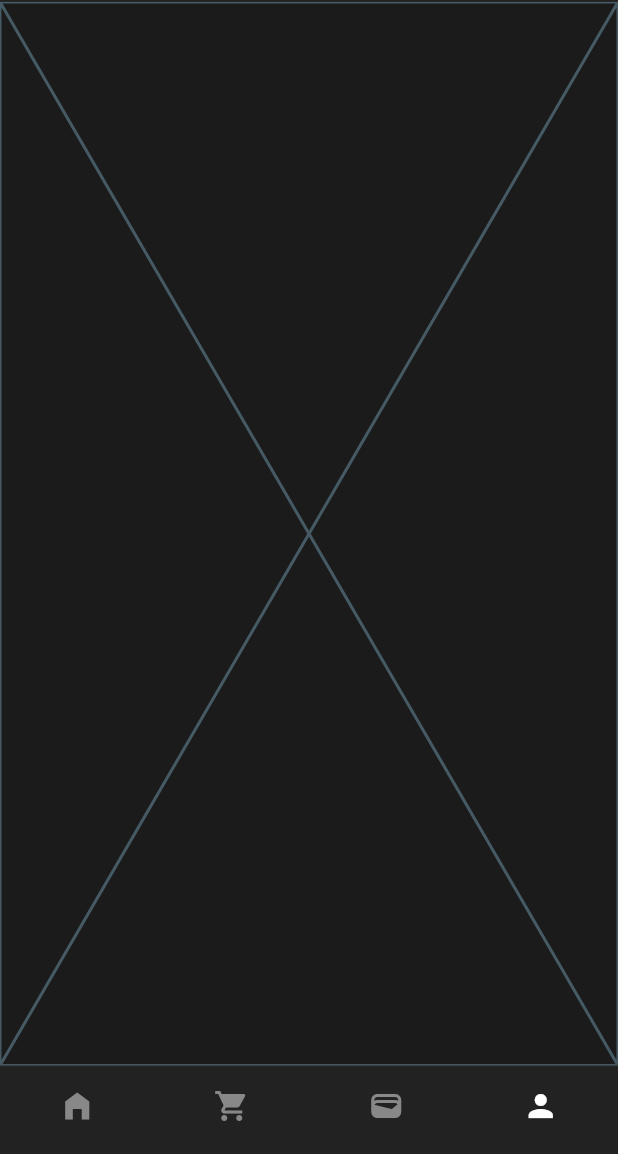
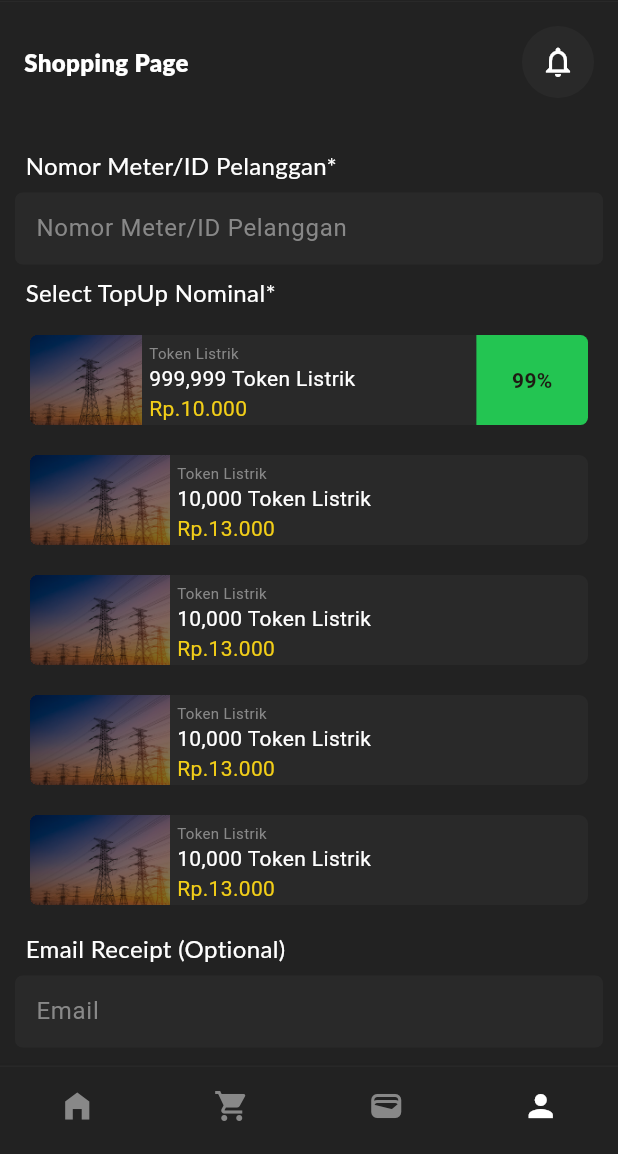
Before and after one commit to airon-main/airpay-finance-app, a Flutter app: the screen it shows after launch, item 4 of the bottom bar chosen, on a phone screen of 412 x 824 dp, the part 82-1236 px from its top. Run offline on Flutter 3.47's test engine with Material 2 defaults, Android fonts, the phone set to English and light mode, and no system bars; our stand-ins replace flutter_masked_text2, get; Roboto replaces fonts that are missing (Lato).

Commit message:
Style: [AP] Style payment Page

```diff
--- /dev/null
+++ b/lib/pages/Shopping Page/Payment Page/electricPage.dart
@@ -0,0 +1,143 @@
+import 'package:flutter/material.dart';
+import 'package:air_pay/widgets/custom.dart';
+import 'package:air_pay/pages/Shopping Page/komponen/Component.dart';
+
+class electricPage extends StatefulWidget {
+  const electricPage({Key? key}) : super(key: key);
+
+  @override
+  State<electricPage> createState() => _electricPageState();
+}
+
+class _electricPageState extends State<electricPage> {
+  @override
+  Widget build(BuildContext context) {
+    final size = MediaQuery.of(context).size;
+    final padSize = 16.0;
+
+    return Scaffold(
+        appBar: PreferredSize(
+          preferredSize:
+          Size.fromHeight(size.width * (padSize * 5 / size.width)),
+          child: Container(
+            color: AppColors.cardDark,
+            padding: EdgeInsets.all(size.width * (padSize / size.width)),
+            child: SafeArea(
+              child: Row(
+                mainAxisAlignment: MainAxisAlignment.spaceBetween,
+                children: [
+                  Text(
+                    "Shopping Page",
+                    style: TextStyle(
+                      color: Colors.white,
+                      fontSize: 16,
+                      fontWeight: FontWeight.w900,
+                      fontFamily: 'Lato',
+                    ),
+                  ),
+                  SizedBox(
+                    width: size.width * (padSize / size.width),
+                  ),
+                  RoundedIconButton(
+                    icon: Icons.notifications_none,
+                    onTap: () {},
+                  ),
+                ],
+              ),
+            ),
+          ),
+        ),
+        body: SingleChildScrollView(
+            child: Container(
+              padding: EdgeInsets.all(10),
+              decoration: BoxDecoration(color: AppColors.cardDark),
+              child: Column(
+                children: [
+                  judulPage(title: "Nomor Meter/ID Pelanggan*", title1: null),
+                  const myTextField(hintText: "Nomor Meter/ID Pelanggan"),
+                  judulPage(title: "Select TopUp Nominal*", title1: null),
+                  promoPage(
+                      imageAssetPath: "assets/images/kelistrikan.png",
+                      text1: "Token Listrik",
+                      text2: "999,999 Token Listrik",
+                      text3: "Rp.10.000",
+                      text4: "99%"),
+                  TopUpNominal(
+                      imageAssetPath: "assets/images/kelistrikan.png",
+                      text1: "Token Listrik",
+                      text2: "10,000 Token Listrik",
+                      text3: "Rp.13.000"),
+                  TopUpNominal(
+                      imageAssetPath: "assets/images/kelistrikan.png",
+                      text1: "Token Listrik",
+                      text2: "10,000 Token Listrik",
+                      text3: "Rp.13.000"),
+                  TopUpNominal(
+                      imageAssetPath: "assets/images/kelistrikan.png",
+                      text1: "Token Listrik",
+                      text2: "10,000 Token Listrik",
+                      text3: "Rp.13.000"),
+                  TopUpNominal(
+                      imageAssetPath: "assets/images/kelistrikan.png",
+                      text1: "Token Listrik",
+                      text2: "10,000 Token Listrik",
+                      text3: "Rp.13.000"),
+                  judulPage(title: "Email Receipt (Optional)", title1: null),
+                  const myTextField(hintText: "Email"),
+                  judulPage(title: "Confirm Payment", title1: null),
+
+                  Container(
+                    padding: EdgeInsets.all(10),
+                    decoration: BoxDecoration(
+                      borderRadius: BorderRadius.circular(6),
+                      color: AppColors.card,
+                    ),
+                    child: Column(
+                      children: [
+                        Container(
+                          padding: EdgeInsets.all(1),
+                          child: Row(
+                            children: [
+                              Text(
+                                "Your Total :",
+                                style: TextStyle(
+                                    fontSize: 15,
+                                    fontWeight: FontWeight.normal,
+                                    color: Colors.white,
+                                    fontFamily: 'Roboto'),
+                              ),
+                              Text(
+                                "Rp.10,000",
+                                style: TextStyle(
+                                    fontSize: 15,
+                                    fontWeight: FontWeight.normal,
+                                    color: AppColors.main,
+                                    fontFamily: 'Roboto'),
+                              ),
+                            ],
+                          ),
+                        ),
+                        Container(
+                          alignment: Alignment.bottomRight,
+                          child: Align(
+                            alignment: Alignment.bottomRight,
+                            child: Row(
+                              crossAxisAlignment: CrossAxisAlignment.end,
+                              mainAxisAlignment: MainAxisAlignment.end,
+                              children: [
+                                customElevatedButton(text: "Cancel", onPressed: (){}, backgroundColor: AppColors.cardDark, textColor: Colors.white),
+                                customElevatedButton(text: "Confirm", onPressed: () {}, backgroundColor: AppColors.main, textColor: Colors.black)
+                              ],
+                            ),
+                          ),
+                        )
+                      ],
+                    ),
+                  )
+                ],
+              ),
+            )
+        )
+    );
+  }
+}
--- a/lib/pages/navigation.dart
+++ b/lib/pages/navigation.dart
@@ -1,11 +1,12 @@
 import 'package:air_pay/extensions.dart';
+import 'package:air_pay/pages/Shopping%20Page/Payment%20Page/electricPage.dart';
 import 'package:air_pay/pages/Shopping%20Page/shoppingPage.dart';
 import 'package:air_pay/pages/home/home.dart';
 import 'package:air_pay/variables/colorpalette.dart';
 import 'package:flutter/material.dart';
 import 'package:flutter/services.dart';
 
-import 'Shopping Page/Payment Page/buyPage.dart';
+import 'Shopping Page/Payment Page/topupPage.dart';
 
 class Navigation extends StatefulWidget {
   const Navigation({super.key});
@@ -21,7 +22,7 @@ class _NavigationState extends State<Navigation> {
     Home(),
     ShoppingPage(),
     buyPage(),
-    Placeholder(),
+    electricPage(),
   ];
 
   void _onItemTapped(int index) {
```
Also changed, not shown: lib/pages/Shopping Page/Payment Page/topupPage.dart (renamed from lib/pages/Shopping Page/Payment Page/buyPage.dart).
